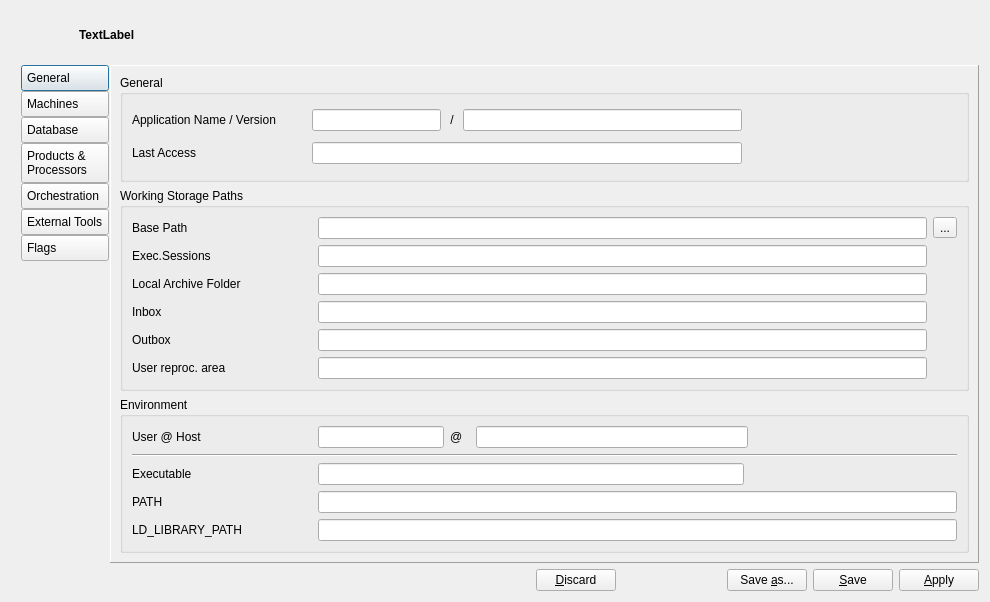
Above: qpfhmi/configtool.ui from jc-gonzalez/qpfsvn before the change. Below: the same form after it.
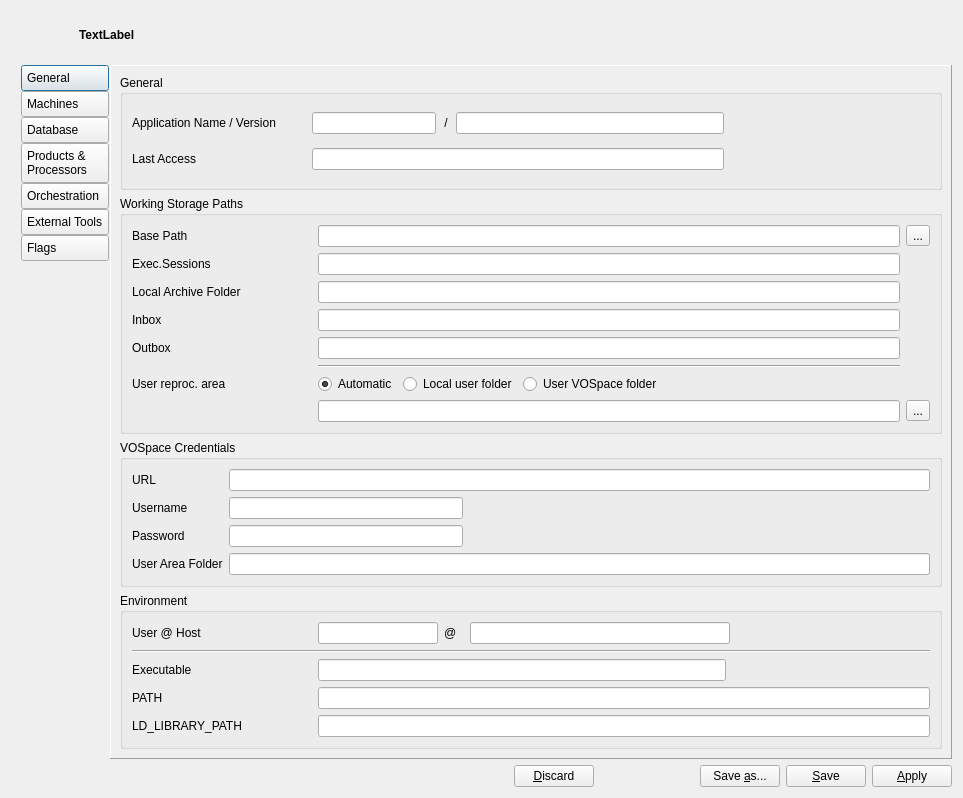
That is the form after the change. Icons and pictures are not drawn.

Commit message: Changes to configtool.cpp so that saved configuration is OK

The edit to the form file:
```diff
--- a/qpfhmi/configtool.ui
+++ b/qpfhmi/configtool.ui
@@ -6,8 +6,8 @@
    <rect>
     <x>0</x>
     <y>0</y>
-    <width>990</width>
-    <height>602</height>
+    <width>963</width>
+    <height>798</height>
    </rect>
   </property>
   <property name="windowTitle">
@@ -420,113 +420,7 @@
            </property>
            <layout class="QVBoxLayout" name="verticalLayout_26">
             <item>
-             <layout class="QGridLayout" name="gridLayout_2" columnstretch="20,79,1" columnminimumwidth="0,0,0">
-              <item row="0" column="2">
-               <widget class="QToolButton" name="tbtnSetBasePath">
-                <property name="text">
-                 <string>...</string>
-                </property>
-               </widget>
-              </item>
-              <item row="3" column="1">
-               <widget class="QLineEdit" name="nedInbox">
-                <property name="enabled">
-                 <bool>true</bool>
-                </property>
-                <property name="readOnly">
-                 <bool>true</bool>
-                </property>
-               </widget>
-              </item>
-              <item row="5" column="0">
-               <widget class="QLabel" name="label_32">
-                <property name="minimumSize">
-                 <size>
-                  <width>180</width>
-                  <height>0</height>
-                 </size>
-                </property>
-                <property name="maximumSize">
-                 <size>
-                  <width>180</width>
-                  <height>16777215</height>
-                 </size>
-                </property>
-                <property name="text">
-                 <string>User reproc. area</string>
-                </property>
-               </widget>
-              </item>
-              <item row="0" column="0">
-               <widget class="QLabel" name="label_33">
-                <property name="minimumSize">
-                 <size>
-                  <width>180</width>
-                  <height>0</height>
-                 </size>
-                </property>
-                <property name="maximumSize">
-                 <size>
-                  <width>180</width>
-                  <height>16777215</height>
-                 </size>
-                </property>
-                <property name="text">
-                 <string>Base Path</string>
-                </property>
-               </widget>
-              </item>
-              <item row="0" column="1">
-               <widget class="QLineEdit" name="edBasePath"/>
-              </item>
-              <item row="2" column="0">
-               <widget class="QLabel" name="label_34">
-                <property name="minimumSize">
-                 <size>
-                  <width>180</width>
-                  <height>0</height>
-                 </size>
-                </property>
-                <property name="maximumSize">
-                 <size>
-                  <width>180</width>
-                  <height>16777215</height>
-                 </size>
-                </property>
-                <property name="text">
-                 <string>Local Archive Folder</string>
-                </property>
-               </widget>
-              </item>
-              <item row="2" column="1">
-               <widget class="QLineEdit" name="nedLocalArchiveFolder">
-                <property name="enabled">
-                 <bool>true</bool>
-                </property>
-                <property name="readOnly">
-                 <bool>true</bool>
-                </property>
-               </widget>
-              </item>
-              <item row="3" column="0">
-               <widget class="QLabel" name="label_35">
-                <property name="minimumSize">
-                 <size>
-                  <width>180</width>
-                  <height>0</height>
-                 </size>
-                </property>
-                <property name="maximumSize">
-                 <size>
-                  <width>180</width>
-                  <height>16777215</height>
-                 </size>
-                </property>
-                <property name="text">
-                 <string>Inbox</string>
-                </property>
-               </widget>
-              </item>
+             <layout class="QGridLayout" name="gridLayout_2" columnstretch="20,0,0">
               <item row="4" column="1">
                <widget class="QLineEdit" name="nedOutbox">
                 <property name="enabled">
@@ -537,6 +431,25 @@
                 </property>
                </widget>
               </item>
+              <item row="3" column="0">
+               <widget class="QLabel" name="label_35">
+                <property name="minimumSize">
+                 <size>
+                  <width>180</width>
+                  <height>0</height>
+                 </size>
+                </property>
+                <property name="maximumSize">
+                 <size>
+                  <width>180</width>
+                  <height>16777215</height>
+                 </size>
+                </property>
+                <property name="text">
+                 <string>Inbox</string>
+                </property>
+               </widget>
+              </item>
               <item row="4" column="0">
                <widget class="QLabel" name="label_36">
                 <property name="minimumSize">
@@ -556,7 +469,46 @@
                 </property>
                </widget>
               </item>
-              <item row="5" column="1">
+              <item row="2" column="0">
+               <widget class="QLabel" name="label_34">
+                <property name="minimumSize">
+                 <size>
+                  <width>180</width>
+                  <height>0</height>
+                 </size>
+                </property>
+                <property name="maximumSize">
+                 <size>
+                  <width>180</width>
+                  <height>16777215</height>
+                 </size>
+                </property>
+                <property name="text">
+                 <string>Local Archive Folder</string>
+                </property>
+               </widget>
+              </item>
+              <item row="2" column="1">
+               <widget class="QLineEdit" name="nedLocalArchiveFolder">
+                <property name="enabled">
+                 <bool>true</bool>
+                </property>
+                <property name="readOnly">
+                 <bool>true</bool>
+                </property>
+               </widget>
+              </item>
+              <item row="3" column="1">
+               <widget class="QLineEdit" name="nedInbox">
+                <property name="enabled">
+                 <bool>true</bool>
+                </property>
+                <property name="readOnly">
+                 <bool>true</bool>
+                </property>
+               </widget>
+              </item>
+              <item row="7" column="1">
                <widget class="QLineEdit" name="nedUserReprocArea">
                 <property name="enabled">
                  <bool>true</bool>
@@ -566,6 +518,28 @@
                 </property>
                </widget>
               </item>
+              <item row="0" column="1">
+               <widget class="QLineEdit" name="edBasePath"/>
+              </item>
+              <item row="0" column="0">
+               <widget class="QLabel" name="label_33">
+                <property name="minimumSize">
+                 <size>
+                  <width>180</width>
+                  <height>0</height>
+                 </size>
+                </property>
+                <property name="maximumSize">
+                 <size>
+                  <width>180</width>
+                  <height>16777215</height>
+                 </size>
+                </property>
+                <property name="text">
+                 <string>Base Path</string>
+                </property>
+               </widget>
+              </item>
               <item row="1" column="0">
                <widget class="QLabel" name="label_37">
                 <property name="minimumSize">
@@ -595,6 +569,183 @@
                 </property>
                </widget>
               </item>
+              <item row="6" column="0">
+               <widget class="QLabel" name="label_32">
+                <property name="minimumSize">
+                 <size>
+                  <width>180</width>
+                  <height>0</height>
+                 </size>
+                </property>
+                <property name="maximumSize">
+                 <size>
+                  <width>180</width>
+                  <height>16777215</height>
+                 </size>
+                </property>
+                <property name="text">
+                 <string>User reproc. area</string>
+                </property>
+               </widget>
+              </item>
+              <item row="5" column="1">
+               <widget class="Line" name="line_2">
+                <property name="orientation">
+                 <enum>Qt::Horizontal</enum>
+                </property>
+               </widget>
+              </item>
+              <item row="0" column="2">
+               <widget class="QToolButton" name="tbtnSetBasePath">
+                <property name="text">
+                 <string>...</string>
+                </property>
+               </widget>
+              </item>
+              <item row="6" column="1">
+               <layout class="QHBoxLayout" name="horizontalLayout_13">
+                <item>
+                 <widget class="QRadioButton" name="rbtnUserWAAuto">
+                  <property name="text">
+                   <string>Automatic</string>
+                  </property>
+                  <property name="checked">
+                   <bool>true</bool>
+                  </property>
+                  <attribute name="buttonGroup">
+                   <string notr="true">btngrpUserWA</string>
+                  </attribute>
+                 </widget>
+                </item>
+                <item>
+                 <widget class="QRadioButton" name="rbtnUserWALocal">
+                  <property name="text">
+                   <string>Local user folder</string>
+                  </property>
+                  <attribute name="buttonGroup">
+                   <string notr="true">btngrpUserWA</string>
+                  </attribute>
+                 </widget>
+                </item>
+                <item>
+                 <widget class="QRadioButton" name="rbtnUserWAVOSpace">
+                  <property name="text">
+                   <string>User VOSpace folder</string>
+                  </property>
+                  <attribute name="buttonGroup">
+                   <string notr="true">btngrpUserWA</string>
+                  </attribute>
+                 </widget>
+                </item>
+                <item>
+                 <spacer name="horizontalSpacer_22">
+                  <property name="orientation">
+                   <enum>Qt::Horizontal</enum>
+                  </property>
+                  <property name="sizeHint" stdset="0">
+                   <size>
+                    <width>40</width>
+                    <height>20</height>
+                   </size>
+                  </property>
+                 </spacer>
+                </item>
+               </layout>
+              </item>
+              <item row="7" column="2">
+               <widget class="QToolButton" name="tbtnUserDefAreaPath">
+                <property name="text">
+                 <string>...</string>
+                </property>
+               </widget>
+              </item>
+             </layout>
+            </item>
+           </layout>
+          </widget>
+         </item>
+         <item>
+          <widget class="QGroupBox" name="groupBox_11">
+           <property name="title">
+            <string>VOSpace Credentials</string>
+           </property>
+           <layout class="QHBoxLayout" name="horizontalLayout_16">
+            <item>
+             <layout class="QFormLayout" name="formLayout">
+              <item row="1" column="0">
+               <widget class="QLabel" name="label_5">
+                <property name="text">
+                 <string>Username</string>
+                </property>
+               </widget>
+              </item>
+              <item row="2" column="0">
+               <widget class="QLabel" name="label_6">
+                <property name="text">
+                 <string>Password</string>
+                </property>
+               </widget>
+              </item>
+              <item row="3" column="0">
+               <widget class="QLabel" name="label_7">
+                <property name="text">
+                 <string>User Area Folder</string>
+                </property>
+               </widget>
+              </item>
+              <item row="3" column="1">
+               <widget class="QLineEdit" name="edVOSpaceFolder"/>
+              </item>
+              <item row="1" column="1">
+               <layout class="QHBoxLayout" name="horizontalLayout_20" stretch="1,2">
+                <item>
+                 <widget class="QLineEdit" name="edVOSpaceUser"/>
+                </item>
+                <item>
+                 <spacer name="horizontalSpacer_23">
+                  <property name="orientation">
+                   <enum>Qt::Horizontal</enum>
+                  </property>
+                  <property name="sizeHint" stdset="0">
+                   <size>
+                    <width>40</width>
+                    <height>20</height>
+                   </size>
+                  </property>
+                 </spacer>
+                </item>
+               </layout>
+              </item>
+              <item row="2" column="1">
+               <layout class="QHBoxLayout" name="horizontalLayout_21" stretch="1,2">
+                <item>
+                 <widget class="QLineEdit" name="edVOSpacePwd"/>
+                </item>
+                <item>
+                 <spacer name="horizontalSpacer_24">
+                  <property name="orientation">
+                   <enum>Qt::Horizontal</enum>
+                  </property>
+                  <property name="sizeHint" stdset="0">
+                   <size>
+                    <width>40</width>
+                    <height>20</height>
+                   </size>
+                  </property>
+                 </spacer>
+                </item>
+               </layout>
+              </item>
+              <item row="0" column="0">
+               <widget class="QLabel" name="label_8">
+                <property name="text">
+                 <string>URL</string>
+                </property>
+               </widget>
+              </item>
+              <item row="0" column="1">
+               <widget class="QLineEdit" name="edVOSpaceURL"/>
+              </item>
              </layout>
             </item>
            </layout>
```
Left out of the diff: 119 changed lines with no effect on the pictures. The commit also changes 6 other files.
